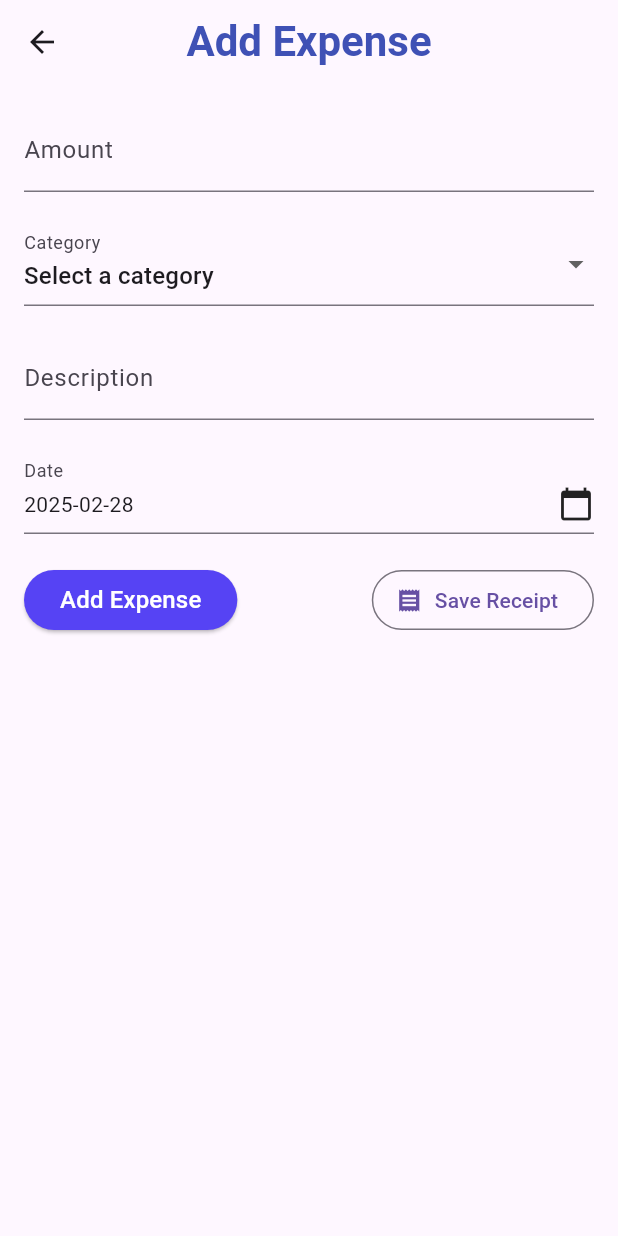
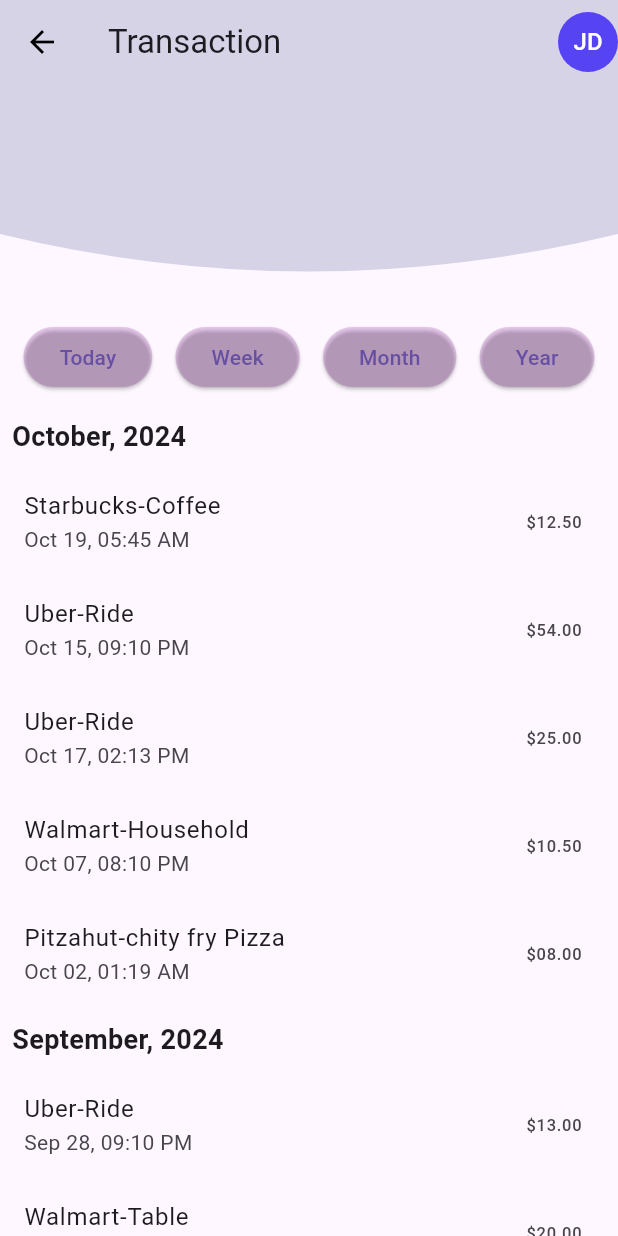
Before and after one commit to WrenixAdmin/Mobile-App--Finance, a Flutter app: the screen it shows after launch, on a phone screen of 412 x 824 dp. Run offline on Flutter 3.47's test engine with Material 3 defaults, Android fonts, the phone set to English and light mode, and no system bars; Roboto replaces fonts that are missing (Poppins).

Commit message:
add this transactional page

```diff
--- a/FrontEnd/finance/lib/main.dart
+++ b/FrontEnd/finance/lib/main.dart
@@ -1,6 +1,7 @@
 import 'package:finance/screens/home/add_expences.dart';
 import 'package:finance/screens/login/login_screen.dart';
 import 'package:finance/screens/splash/get_start_screen_one.dart';
+import 'package:finance/screens/transactional/transactional_screen.dart';
 import 'package:flutter/material.dart';
 
 
@@ -15,7 +16,7 @@
   Widget build(BuildContext context) {
     return const MaterialApp(
       debugShowCheckedModeBanner: false,
-      home: ExpenseScreen(),
+      home: TransactionHistoryScreen(),
     );
   }
 }
--- /dev/null
+++ b/FrontEnd/finance/lib/screens/transactional/transactional_screen.dart
@@ -0,0 +1,139 @@
+import 'package:finance/utils/colors.dart';
+import 'package:flutter/cupertino.dart';
+import 'package:flutter/material.dart';
+import 'package:finance/components/ProfileIcon.dart';
+
+class Transaction {
+  final String month;
+  final String name;
+  final String amount;
+  final String date;
+
+  const Transaction({
+    required this.month,
+    required this.name,
+    required this.amount,
+    required this.date,
+  });
+}
+
+class TransactionHistory {
+  final List<Transaction> transactions;
+
+  const TransactionHistory({this.transactions = const [
+    Transaction(month: "October, 2024", name: "Starbucks-Coffee", amount: "\$12.50", date: "Oct 19, 05:45 AM"),
+    Transaction(month: "October, 2024", name: "Uber-Ride", amount: "\$54.00", date: "Oct 15, 09:10 PM"),
+    Transaction(month: "October, 2024", name: "Uber-Ride", amount: "\$25.00", date: "Oct 17, 02:13 PM"),
+    Transaction(month: "October, 2024", name: "Walmart-Household", amount: "\$10.50", date: "Oct 07, 08:10 PM"),
+    Transaction(month: "October, 2024", name: "Pitzahut-chity fry Pizza", amount: "\$08.00", date: "Oct 02, 01:19 AM"),
+    Transaction(month: "September, 2024", name: "Uber-Ride", amount: "\$13.00", date: "Sep 28, 09:10 PM"),
+    Transaction(month: "September, 2024", name: "Walmart-Table", amount: "\$20.00", date: "Sep 23, 09:10 PM"),
+    Transaction(month: "September, 2024", name: "Uber-Ride", amount: "\$15.00", date: "Sep 22, 10:24 AM"),
+  ]});
+}
+
+class TransactionHistoryScreen extends StatelessWidget {
+  final TransactionHistory history = const TransactionHistory();
+
+  const TransactionHistoryScreen({super.key});
+
+  @override
+  Widget build(BuildContext context) {
+    return Scaffold(
+      appBar: AppBar(
+        backgroundColor: AppColors.bodyBagroundColor,
+        title: const Text('Transaction'),
+        leading: IconButton(
+          icon: const Icon(Icons.arrow_back, color: Colors.black), // Left arrow icon
+          onPressed: () {
+            Navigator.of(context).pop(); // Navigate back to the previous page
+          },
+        ),
+        actions: [
+          ProfileIcon(userName: 'John Doe'), // Add the ProfileIcon here
+        ],
+      ),
+      body: Column(
+        children: [
+          ClipPath(
+            clipper: CurveClipper(),
+            child: Container(
+              color:  AppColors.bodyBagroundColor,
+              height: 150,
+            ),
+          ),
+          Padding(
+            padding: const EdgeInsets.all(8.0),
+            child: Row(
+              mainAxisAlignment: MainAxisAlignment.spaceAround,
+              children: [
+                _buildTimeFilterButton("Today"),
+                _buildTimeFilterButton("Week"),
+                _buildTimeFilterButton("Month"),
+                _buildTimeFilterButton("Year"),
+              ],
+            ),
+          ),
+          Expanded(
+            child: ListView.builder(
+              itemCount: history.transactions.length,
+              itemBuilder: (context, index) {
+                final transaction = history.transactions[index];
+                final isNewMonth = index == 0 || transaction.month != history.transactions[index - 1].month;
+
+                return Column(
+                  crossAxisAlignment: CrossAxisAlignment.start,
+                  children: [
+                    if (isNewMonth)
+                      Padding(
+                        padding: const EdgeInsets.all(8.0),
+                        child: Text(
+                          transaction.month,
+                          style: const TextStyle(fontSize: 18, fontWeight: FontWeight.bold),
+                        ),
+                      ),
+                    ListTile(
+                      title: Text(transaction.name),
+                      subtitle: Text(transaction.date),
+                      trailing: Text(transaction.amount),
+                    ),
+                  ],
+                );
+              },
+            ),
+          ),
+        ],
+      ),
+    );
+  }
+
+  Widget _buildTimeFilterButton(String text) {
+    return ElevatedButton(
+      onPressed: () {
+        // Handle the time filter button press
+      },
+      style: ElevatedButton.styleFrom(
+        backgroundColor: Colors.purple.withOpacity(0.2),
+        shape: RoundedRectangleBorder(
+          borderRadius: BorderRadius.circular(20),
+        ),
+      ),
+      child: Text(text),
+    );
+  }
+}
+
+class CurveClipper extends CustomClipper<Path> {
+  @override
+  Path getClip(Size size) {
+    var path = Path();
+    path.lineTo(0, size.height - 50);
+    path.quadraticBezierTo(size.width / 2, size.height, size.width, size.height - 50);
+    path.lineTo(size.width, 0);
+    path.close();
+    return path;
+  }
+
+  @override
+  bool shouldReclip(CustomClipper<Path> oldClipper) => false;
+}
--- a/FrontEnd/finance/lib/utils/colors.dart
+++ b/FrontEnd/finance/lib/utils/colors.dart
@@ -7,6 +7,7 @@
   static const Color background = Color(0xFFE5E5F5);
   static const Color primaryColor = Color(0xFF5643F4);
   static const Color secondaryColor = Color(0xFFFFFFFF);
+  static const Color bodyBagroundColor = Color(0xFFD5D3E5);
   static const Color buttonBackground = Colors.blueAccent;
   static const Color textPrimary = Colors.indigo;
   static const Color textSecondary = Colors.grey;
```
